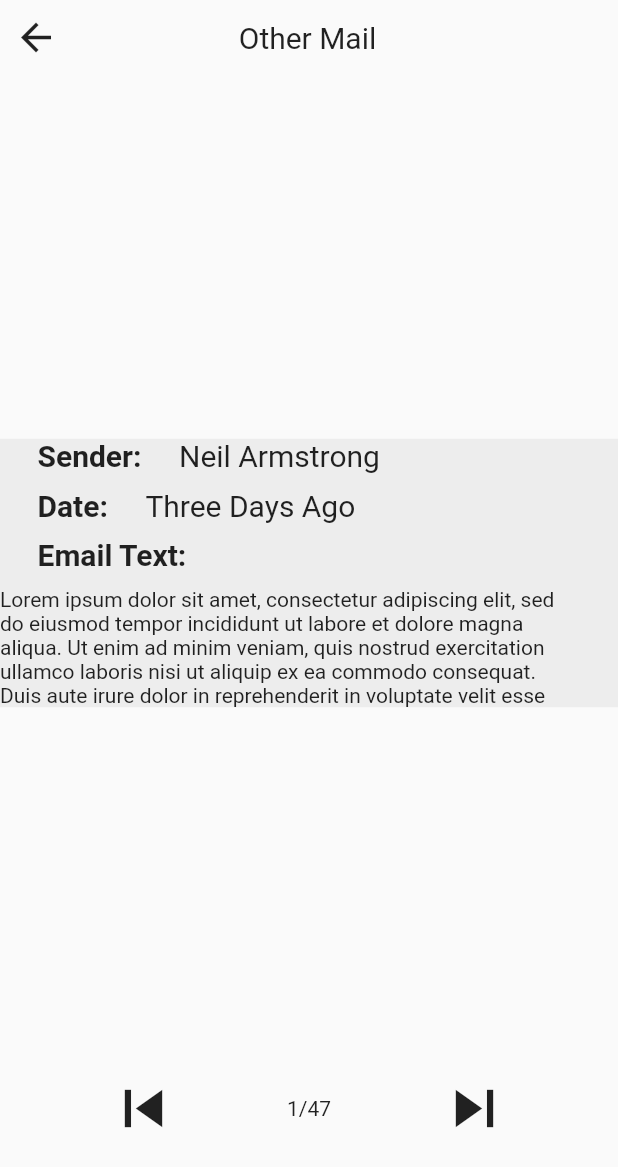
After one commit to umgc/summer2022, a Flutter app: the screen it shows after launch, after a tap on "All Other Mail", on a phone screen of 412 x 824 dp. The commit adds this screen. Shown: the top 1167 px of the screen. Run offline on Flutter 3.47's test engine with Material 2 defaults, Android fonts, the phone set to English and light mode, and no system bars; our stand-ins replace flutter_svg, toggle_switch.

Commit message:
Finished up initial UI implementation, and connected routes between pages

```diff
--- /dev/null
+++ b/lib/RouteGenerator.dart
@@ -0,0 +1,31 @@
+import 'package:flutter/material.dart';
+import 'package:summer2022/mail_widget.dart';
+import 'package:summer2022/main_menu.dart';
+import 'package:summer2022/other_mail.dart';
+import 'package:summer2022/settings.dart';
+import 'package:summer2022/sign_in.dart';
+
+class RouteGenerator {
+  static Route<dynamic> generateRoute(RouteSettings settings) {
+    print('setting.name:  ${settings.name}');
+    switch (settings.name) {
+      case '/':
+        return MaterialPageRoute(builder: (_) => MainWidget());
+      case '/settings':
+        return MaterialPageRoute(builder: (_) => SettingsWidget());
+      case '/digest_mail':
+        return MaterialPageRoute(builder: (_) => MailWidget());
+      case '/sign_in':
+        return MaterialPageRoute(builder: (_) => SignInWidget());
+      case '/other_mail':
+        return MaterialPageRoute(builder: (_) => OtherMailWidget());
+      default:
+        return MaterialPageRoute(builder: (_) {
+          return Scaffold(
+              body: Center(
+            child: Text("No route for ${settings.name}"),
+          ));
+        });
+    }
+  }
+}
--- a/lib/main.dart
+++ b/lib/main.dart
@@ -2,16 +2,23 @@ import 'package:flutter/material.dart';
 import 'package:flutter_svg/flutter_svg.dart';
 import 'package:summer2022/settings.dart';
 import 'package:summer2022/main_menu.dart';
+import 'package:summer2022/sign_in.dart';
 
+import 'RouteGenerator.dart';
 import 'mail_widget.dart';
+import 'other_mail.dart';
 
 void main() {
-  runApp(MaterialApp(home: buildScreen()));
+  runApp(MaterialApp(
+      title: "USPS Infromed Delivery Visual Assistance App",
+      initialRoute: '/',
+      onGenerateRoute: RouteGenerator.generateRoute,
+      home: buildScreen()));
 }
 
 Widget buildScreen() {
   return Scaffold(
-    body: MailWidget(),
+    body: MainWidget(),
     bottomNavigationBar: BottomAppBar(
       child: Row(
         children: [
--- /dev/null
+++ b/lib/other_mail.dart
@@ -0,0 +1,154 @@
+import 'package:flutter/material.dart';
+import 'package:summer2022/main_menu.dart';
+
+class OtherMailWidget extends StatefulWidget {
+  OtherMailWidgetState createState() => OtherMailWidgetState();
+}
+
+class OtherMailWidgetState extends State<OtherMailWidget> {
+  @override
+  Widget build(BuildContext context) {
+    return Scaffold(
+      body: SafeArea(
+        child: Column(
+          mainAxisAlignment: MainAxisAlignment.spaceBetween,
+          children: [
+            Container(
+              child: Center(
+                child: Row(
+                  children: [
+                    IconButton(
+                      onPressed: () {
+                        Navigator.pushNamed(context, '/');
+                      },
+                      icon: Icon(
+                        Icons.arrow_back,
+                        size: 30,
+                      ),
+                    ),
+                    Expanded(
+                      child: Center(
+                        child: Container(
+                          child: Text(
+                            style: TextStyle(fontSize: 20),
+                            "Other Mail",
+                          ),
+                        ),
+                      ),
+                    ),
+                    Icon(
+                      Icons.arrow_back,
+                      size: 50,
+                      color: Color.fromARGB(0, 255, 255, 1),
+                    ),
+                  ],
+                ),
+              ),
+            ),
+            Container(
+              color: Color.fromRGBO(228, 228, 228, 0.6),
+              child: Column(
+                children: [
+                  Row(
+                    children: [
+                      Container(
+                        child: Container(
+                          padding: EdgeInsets.only(left: 25, right: 25),
+                          child: Text(
+                            "Sender:",
+                            style: TextStyle(
+                                fontSize: 20, fontWeight: FontWeight.bold),
+                          ),
+                        ),
+                      ),
+                      Container(
+                        child: Container(
+                          child: Text(
+                            "Neil Armstrong",
+                            style: TextStyle(
+                              fontSize: 20,
+                            ),
+                          ),
+                        ),
+                      ),
+                    ],
+                  ),
+                  Container(
+                    padding: EdgeInsets.only(top: 10),
+                  ),
+                  Row(
+                    children: [
+                      Container(
+                        child: Container(
+                          padding: EdgeInsets.only(left: 25, right: 25),
+                          child: Text(
+                            "Date:",
+                            style: TextStyle(
+                                fontSize: 20, fontWeight: FontWeight.bold),
+                          ),
+                        ),
+                      ),
+                      Container(
+                        child: Container(
+                          child: Text(
+                            "Three Days Ago",
+                            style: TextStyle(
+                              fontSize: 20,
+                            ),
+                          ),
+                        ),
+                      ),
+                    ],
+                  ),
+                  Container(
+                    padding: EdgeInsets.only(top: 10),
+                  ),
+                  Row(
+                    children: [
+                      Container(
+                        child: Container(
+                          padding: EdgeInsets.only(left: 25, right: 25),
+                          child: Text(
+                            "Email Text:",
+                            style: TextStyle(
+                                fontSize: 20, fontWeight: FontWeight.bold),
+                          ),
+                        ),
+                      ),
+                    ],
+                  ),
+                  Container(
+                    padding: EdgeInsets.only(top: 10),
+                  ),
+                  Row(
+                    children: [
+                      Container(
+                        child: SizedBox(
+                          width: 375,
+                          child: Text(
+                            maxLines: 5,
+                            "Lorem ipsum dolor sit amet, consectetur adipiscing elit, sed do eiusmod tempor incididunt ut labore et dolore magna aliqua. Ut enim ad minim veniam, quis nostrud exercitation ullamco laboris nisi ut aliquip ex ea commodo consequat. Duis aute irure dolor in reprehenderit in voluptate velit esse cillum dolore eu fugiat nulla pariatur. Excepteur sint occaecat cupidatat non proident, sunt in culpa qui officia deserunt mollit anim id est laborum.",
+                          ),
+                        ),
+                      ),
+                    ],
+                  ),
+                ],
+              ),
+            ),
+            Container(
+              padding: EdgeInsets.only(bottom: 60),
+              child: Row(
+                  mainAxisAlignment: MainAxisAlignment.spaceEvenly,
+                  children: [
+                    Icon(Icons.skip_previous, size: 50),
+                    Text("1/47"),
+                    Icon(Icons.skip_next, size: 50)
+                  ]),
+            )
+          ],
+        ),
+      ),
+    );
+  }
+}
```
Also changed, not shown: lib/mail_widget.dart (+22 -4 lines), lib/main_menu.dart (+15 -5 lines), lib/settings.dart (+14 -0 lines), lib/sign_in.dart (added, +133 -0 lines).
